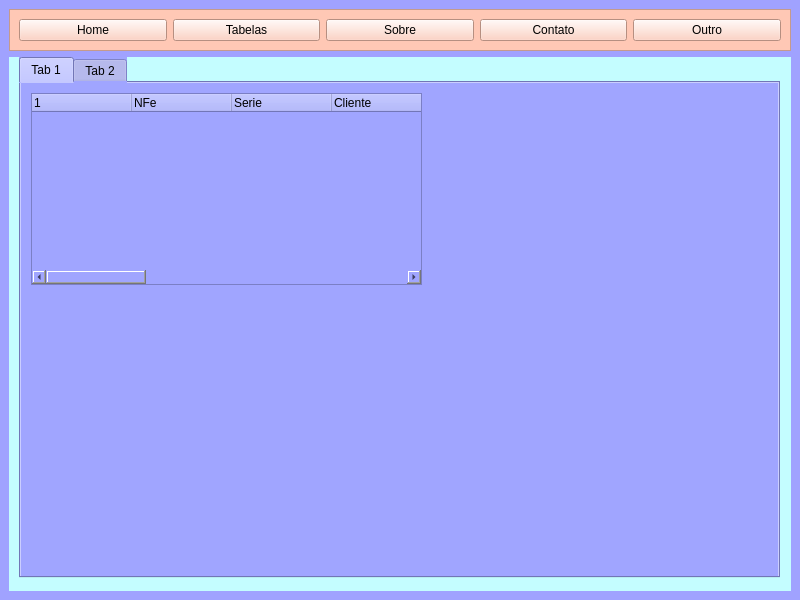
ArthurBrumX/Software_Factory, file Activity/LocadoraDeCarro/Tela.ui: the form before one commit.
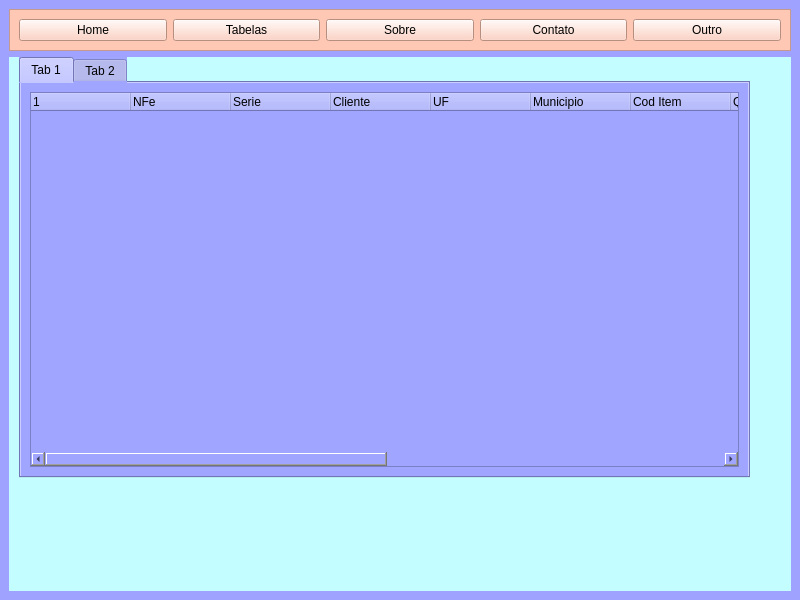
The form after the commit.

The edit to the form file:
```diff
--- a/Activity/LocadoraDeCarro/Tela.ui
+++ b/Activity/LocadoraDeCarro/Tela.ui
@@ -82,8 +82,8 @@
          <rect>
           <x>10</x>
           <y>0</y>
-          <width>761</width>
-          <height>521</height>
+          <width>731</width>
+          <height>421</height>
          </rect>
         </property>
         <property name="styleSheet">
@@ -96,15 +96,9 @@
          <attribute name="title">
           <string>Tab 1</string>
          </attribute>
+         <layout class="QVBoxLayout" name="verticalLayout_2">
+          <item>
          <widget class="QTreeWidget" name="treeWidget">
-          <property name="geometry">
-           <rect>
-            <x>10</x>
-            <y>10</y>
-            <width>391</width>
-            <height>192</height>
-           </rect>
-          </property>
           <column>
            <property name="text">
             <string>1</string>
@@ -176,6 +170,8 @@
            </property>
           </column>
          </widget>
+          </item>
+         </layout>
         </widget>
         <widget class="QWidget" name="tab_2">
          <attribute name="title">
```
Lines whose indentation alone changed are shown as unchanged.
